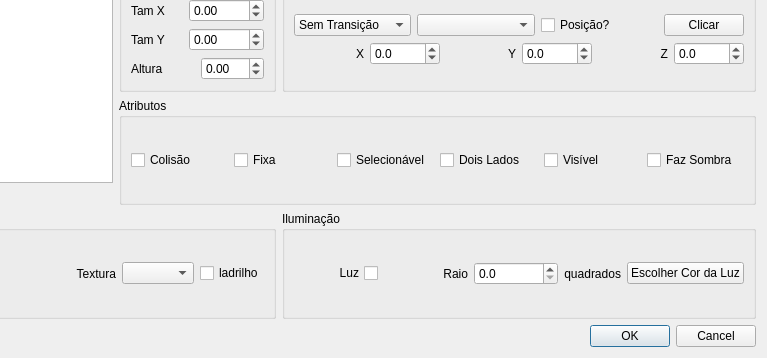
Old version of the form ifg/qt/ui/forma.ui in the repository matferib/tabuleiro-virtual; both pictures show x 372 to 1139 and y 381 to 739 of the 1139 by 739 pixel window.
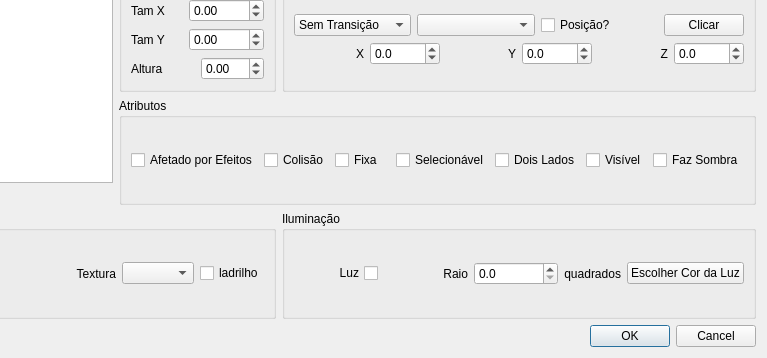
New version of the form.

The edit to the form file:
```diff
--- a/ifg/qt/ui/forma.ui
+++ b/ifg/qt/ui/forma.ui
@@ -545,6 +545,16 @@
      <layout class="QHBoxLayout" name="horizontalLayout_25">
       <item>
        <layout class="QHBoxLayout" name="horizontalLayout_11">
+        <item>
+         <widget class="QCheckBox" name="checkbox_afetado_por_efeitos">
+          <property name="toolTip">
+           <string>Marque se objeto pode ser afetado por efeitos.</string>
+          </property>
+          <property name="text">
+           <string>Afetado por Efeitos</string>
+          </property>
+         </widget>
+        </item>
         <item>
          <widget class="QCheckBox" name="checkbox_colisao">
           <property name="toolTip">
```
